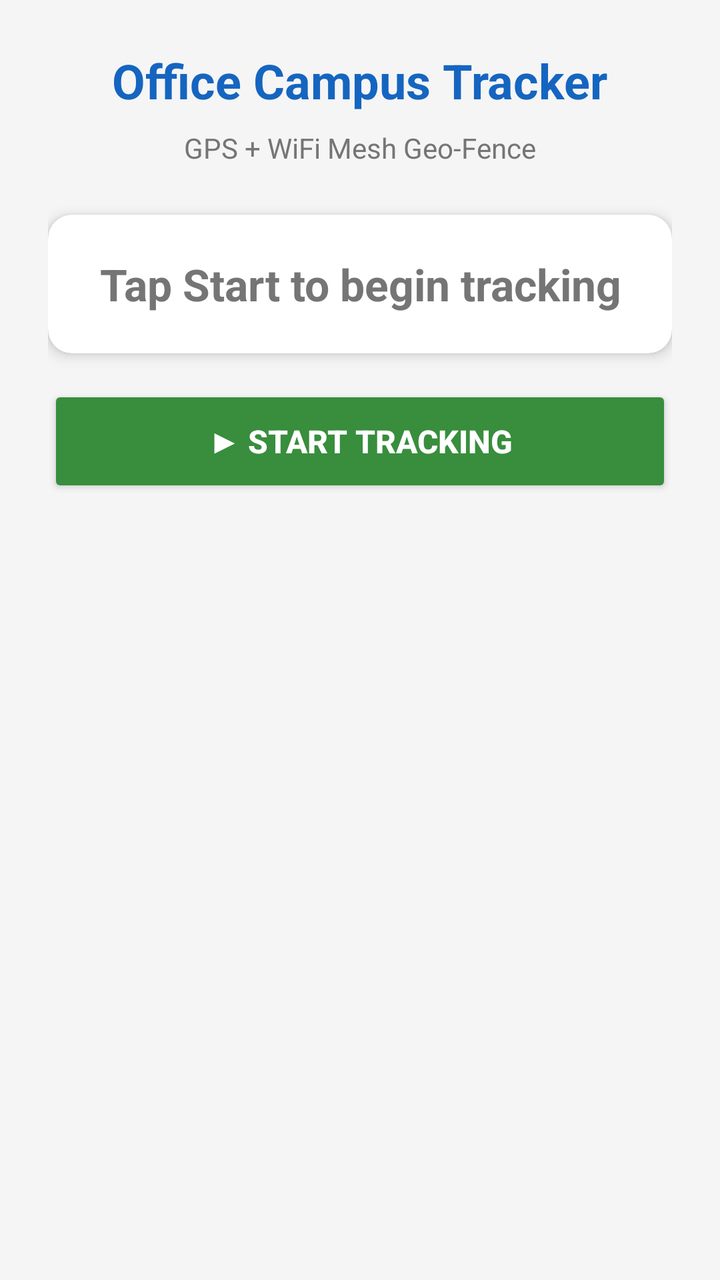
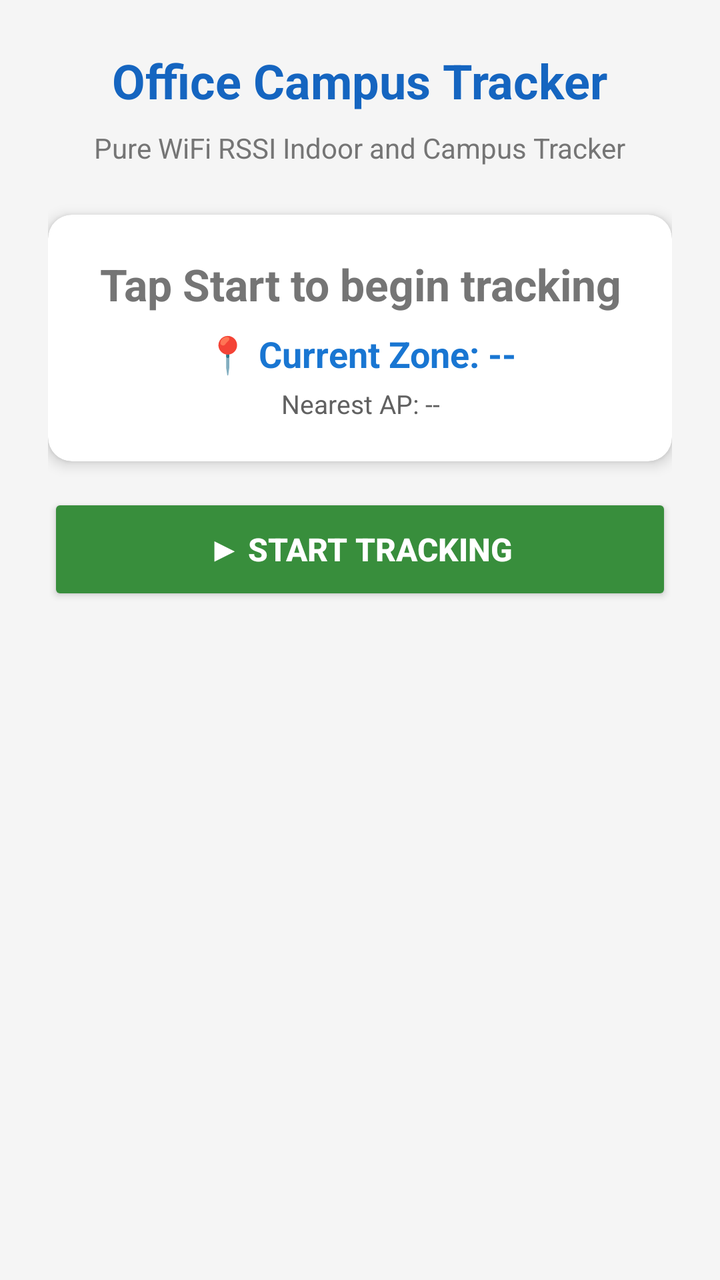

Two renders of the same Android screen: before a commit and after it. Below are the layout's source before the change and the commit's diff.
<!-- AndroidManifest.xml: application theme Theme.AppCompat.Light.DarkActionBar -->
<!-- res/layout/activity_main.xml -->
<?xml version="1.0" encoding="utf-8"?>
<ScrollView
    xmlns:android="http://schemas.android.com/apk/res/android"
    xmlns:app="http://schemas.android.com/apk/res-auto"
    android:layout_width="match_parent"
    android:layout_height="match_parent"
    android:background="#F5F5F5">

    <LinearLayout
        android:layout_width="match_parent"
        android:layout_height="wrap_content"
        android:orientation="vertical"
        android:padding="24dp"
        android:gravity="center_horizontal">

        
        <TextView
            android:layout_width="wrap_content"
            android:layout_height="wrap_content"
            android:text="Office Campus Tracker"
            android:textSize="24sp"
            android:textStyle="bold"
            android:textColor="#1565C0"
            android:layout_marginBottom="8dp" />

        <TextView
            android:layout_width="wrap_content"
            android:layout_height="wrap_content"
            android:text="GPS + WiFi Mesh Geo-Fence"
            android:textSize="14sp"
            android:textColor="#757575"
            android:layout_marginBottom="24dp" />

        
        <androidx.cardview.widget.CardView
            android:layout_width="match_parent"
            android:layout_height="wrap_content"
            android:layout_marginBottom="16dp"
            app:cardCornerRadius="12dp"
            app:cardElevation="4dp">

            <LinearLayout
                android:layout_width="match_parent"
                android:layout_height="wrap_content"
                android:orientation="vertical"
                android:padding="20dp"
                android:gravity="center">

                <TextView
                    android:id="@+id/tv_status"
                    android:layout_width="wrap_content"
                    android:layout_height="wrap_content"
                    android:text="Tap Start to begin tracking"
                    android:textSize="22sp"
                    android:textStyle="bold"
                    android:textColor="#757575"
                    android:gravity="center" />

            </LinearLayout>
        </androidx.cardview.widget.CardView>

        
        <Button
            android:id="@+id/btn_toggle_tracking"
            android:layout_width="match_parent"
            android:layout_height="56dp"
            android:text="▶ Start Tracking"
            android:textColor="#FFFFFF"
            android:textSize="16sp"
            android:textStyle="bold"
            android:backgroundTint="#388E3C"
            android:layout_marginBottom="24dp" />

        
        <LinearLayout
            android:id="@+id/layout_details"
            android:layout_width="match_parent"
            android:layout_height="wrap_content"
            android:orientation="vertical"
            android:visibility="gone">

            
            <androidx.cardview.widget.CardView
                android:layout_width="match_parent"
                android:layout_height="wrap_content"
                android:layout_marginBottom="12dp"
                app:cardCornerRadius="8dp"
                app:cardElevation="2dp">

                <LinearLayout
                    android:layout_width="match_parent"
                    android:layout_height="wrap_content"
                    android:orientation="vertical"
                    android:padding="16dp">

                    <TextView
                        android:id="@+id/tv_confidence"
                        android:layout_width="wrap_content"
                        android:layout_height="wrap_content"
                        android:text="Combined Confidence: --"
                        android:textSize="16sp"
                        android:textStyle="bold"
                        android:textColor="#1565C0"
                        android:layout_marginBottom="8dp" />

                    <ProgressBar
                        android:id="@+id/progress_confidence"
                        style="?android:attr/progressBarStyleHorizontal"
                        android:layout_width="match_parent"
                        android:layout_height="12dp"
                        android:max="100"
                        android:progress="0"
                        android:progressTint="#1565C0" />

                </LinearLayout>
            </androidx.cardview.widget.CardView>

            
            <androidx.cardview.widget.CardView
                android:layout_width="match_parent"
                android:layout_height="wrap_content"
                android:layout_marginBottom="12dp"
                app:cardCornerRadius="8dp"
                app:cardElevation="2dp">

                <LinearLayout
                    android:layout_width="match_parent"
                    android:layout_height="wrap_content"
                    android:orientation="vertical"
                    android:padding="16dp">

                    <TextView
                        android:id="@+id/tv_gps_score"
                        android:layout_width="wrap_content"
                        android:layout_height="wrap_content"
                        android:text="GPS Score: --"
                        android:textSize="14sp"
                        android:textColor="#2E7D32"
                        android:layout_marginBottom="8dp" />

                    <ProgressBar
                        android:id="@+id/progress_gps"
                        style="?android:attr/progressBarStyleHorizontal"
                        android:layout_width="match_parent"
                        android:layout_height="8dp"
                        android:max="100"
                        android:progress="0"
                        android:progressTint="#43A047" />

                </LinearLayout>
            </androidx.cardview.widget.CardView>

            
            <androidx.cardview.widget.CardView
                android:layout_width="match_parent"
                android:layout_height="wrap_content"
                android:layout_marginBottom="12dp"
                app:cardCornerRadius="8dp"
                app:cardElevation="2dp">

                <LinearLayout
                    android:layout_width="match_parent"
                    android:layout_height="wrap_content"
                    android:orientation="vertical"
                    android:padding="16dp">

                    <TextView
                        android:id="@+id/tv_wifi_score"
                        android:layout_width="wrap_content"
                        android:layout_height="wrap_content"
                        android:text="WiFi Mesh Score: --"
                        android:textSize="14sp"
                        android:textColor="#E65100"
                        android:layout_marginBottom="8dp" />

                    <ProgressBar
                        android:id="@+id/progress_wifi"
                        style="?android:attr/progressBarStyleHorizontal"
                        android:layout_width="match_parent"
                        android:layout_height="8dp"
                        android:max="100"
                        android:progress="0"
                        android:progressTint="#EF6C00" />

                </LinearLayout>
            </androidx.cardview.widget.CardView>

            
            <androidx.cardview.widget.CardView
                android:layout_width="match_parent"
                android:layout_height="wrap_content"
                android:layout_marginBottom="12dp"
                app:cardCornerRadius="8dp"
                app:cardElevation="2dp">

                <LinearLayout
                    android:layout_width="match_parent"
                    android:layout_height="wrap_content"
                    android:orientation="vertical"
                    android:padding="16dp">

                    <TextView
                        android:layout_width="wrap_content"
                        android:layout_height="wrap_content"
                        android:text="Details"
                        android:textSize="16sp"
                        android:textStyle="bold"
                        android:textColor="#37474F"
                        android:layout_marginBottom="12dp" />

                    <TextView
                        android:id="@+id/tv_distance"
                        android:layout_width="wrap_content"
                        android:layout_height="wrap_content"
                        android:text="Distance from center: --"
                        android:textSize="14sp"
                        android:textColor="#455A64"
                        android:layout_marginBottom="6dp"
                        android:drawableStart="@android:drawable/ic_menu_compass"
                        android:drawablePadding="8dp" />

                    <TextView
                        android:id="@+id/tv_mesh_aps"
                        android:layout_width="wrap_content"
                        android:layout_height="wrap_content"
                        android:text="Visible mesh APs: --"
                        android:textSize="14sp"
                        android:textColor="#455A64"
                        android:layout_marginBottom="6dp"
                        android:drawableStart="@android:drawable/ic_menu_mapmode"
                        android:drawablePadding="8dp" />

                    <TextView
                        android:id="@+id/tv_connected"
                        android:layout_width="wrap_content"
                        android:layout_height="wrap_content"
                        android:text="Connected to mesh: --"
                        android:textSize="14sp"
                        android:textColor="#455A64"
                        android:drawableStart="@android:drawable/ic_menu_share"
                        android:drawablePadding="8dp" />

                </LinearLayout>
            </androidx.cardview.widget.CardView>

        </LinearLayout>

    </LinearLayout>
</ScrollView>
<!-- resources referenced by this layout -->
<resources>

</resources>

<!-- the commit's change to res/layout/activity_main.xml (unified diff, before → after) -->
@@ -1,7 +1,6 @@
 <?xml version="1.0" encoding="utf-8"?>
 <ScrollView
     xmlns:android="http://schemas.android.com/apk/res/android"
-    xmlns:app="http://schemas.android.com/apk/res-auto"
     android:layout_width="match_parent"
     android:layout_height="match_parent"
     android:background="#F5F5F5">
@@ -26,10 +25,73 @@
         <TextView
             android:layout_width="wrap_content"
             android:layout_height="wrap_content"
-            android:text="GPS + WiFi Mesh Geo-Fence"
+            android:text="Pure WiFi RSSI Indoor and Campus Tracker"
             android:textSize="14sp"
             android:textColor="#757575"
             android:layout_marginBottom="24dp" />
+
+        
+        <androidx.cardview.widget.CardView
+            android:id="@+id/card_location_warning"
+            android:layout_width="match_parent"
+            android:layout_height="wrap_content"
+            android:layout_marginBottom="16dp"
+            android:visibility="gone"
+            app:cardCornerRadius="12dp"
+            app:cardElevation="3dp"
+            app:cardBackgroundColor="#FFF3E0"
+            xmlns:app="http://schemas.android.com/apk/res-auto">
+
+            <LinearLayout
+                android:layout_width="match_parent"
+                android:layout_height="wrap_content"
+                android:orientation="vertical"
+                android:padding="16dp">
+
+                <LinearLayout
+                    android:layout_width="match_parent"
+                    android:layout_height="wrap_content"
+                    android:orientation="horizontal"
+                    android:gravity="center_vertical">
+
+                    <TextView
+                        android:layout_width="wrap_content"
+                        android:layout_height="wrap_content"
+                        android:text="⚠️"
+                        android:textSize="22sp"
+                        android:layout_marginEnd="10dp" />
+
+                    <TextView
+                        android:layout_width="0dp"
+                        android:layout_height="wrap_content"
+                        android:layout_weight="1"
+                        android:text="System Location Switch is OFF"
+                        android:textSize="15sp"
+                        android:textStyle="bold"
+                        android:textColor="#E65100" />
+                </LinearLayout>
+
+                <TextView
+                    android:layout_width="match_parent"
+                    android:layout_height="wrap_content"
+                    android:text="Android OS blocks Wi-Fi scanning when the system Location toggle in Quick Settings is OFF. Turn it ON to scan for campus Wi-Fi nodes. (No GPS is used)."
+                    android:textSize="12sp"
+                    android:textColor="#5D4037"
+                    android:layout_marginTop="6dp"
+                    android:layout_marginBottom="12dp" />
+
+                <Button
+                    android:id="@+id/btn_enable_location"
+                    android:layout_width="match_parent"
+                    android:layout_height="44dp"
+                    android:text="⚙️ Open Settings to Turn On Location"
+                    android:textSize="13sp"
+                    android:textStyle="bold"
+                    android:textColor="#FFFFFF"
+                    android:backgroundTint="#EF6C00" />
+
+            </LinearLayout>
+        </androidx.cardview.widget.CardView>
 
         
         <androidx.cardview.widget.CardView
@@ -37,7 +99,8 @@
             android:layout_height="wrap_content"
             android:layout_marginBottom="16dp"
             app:cardCornerRadius="12dp"
-            app:cardElevation="4dp">
+            app:cardElevation="4dp"
+            xmlns:app="http://schemas.android.com/apk/res-auto">
 
             <LinearLayout
                 android:layout_width="match_parent"
@@ -54,6 +117,27 @@
                     android:textSize="22sp"
                     android:textStyle="bold"
                     android:textColor="#757575"
+                    android:gravity="center" />
+
+                <TextView
+                    android:id="@+id/tv_current_zone"
+                    android:layout_width="wrap_content"
+                    android:layout_height="wrap_content"
+                    android:text="📍 Current Zone: --"
+                    android:textSize="18sp"
+                    android:textStyle="bold"
+                    android:textColor="#1976D2"
+                    android:layout_marginTop="8dp"
+                    android:gravity="center" />
+
+                <TextView
+                    android:id="@+id/tv_nearest_ap"
+                    android:layout_width="wrap_content"
+                    android:layout_height="wrap_content"
+                    android:text="Nearest AP: --"
+                    android:textSize="13sp"
+                    android:textColor="#616161"
+                    android:layout_marginTop="4dp"
                     android:gravity="center" />
 
             </LinearLayout>
@@ -85,7 +169,8 @@
                 android:layout_height="wrap_content"
                 android:layout_marginBottom="12dp"
                 app:cardCornerRadius="8dp"
-                app:cardElevation="2dp">
+                app:cardElevation="2dp"
+                xmlns:app="http://schemas.android.com/apk/res-auto">
 
                 <LinearLayout
                     android:layout_width="match_parent"
@@ -121,7 +206,8 @@
                 android:layout_height="wrap_content"
                 android:layout_marginBottom="12dp"
                 app:cardCornerRadius="8dp"
-                app:cardElevation="2dp">
+                app:cardElevation="2dp"
+                xmlns:app="http://schemas.android.com/apk/res-auto">
 
                 <LinearLayout
                     android:layout_width="match_parent"
@@ -130,45 +216,10 @@
                     android:padding="16dp">
 
                     <TextView
-                        android:id="@+id/tv_gps_score"
-                        android:layout_width="wrap_content"
-                        android:layout_height="wrap_content"
-                        android:text="GPS Score: --"
-                        android:textSize="14sp"
-                        android:textColor="#2E7D32"
-                        android:layout_marginBottom="8dp" />
-
-                    <ProgressBar
-                        android:id="@+id/progress_gps"
-                        style="?android:attr/progressBarStyleHorizontal"
-                        android:layout_width="match_parent"
-                        android:layout_height="8dp"
-                        android:max="100"
-                        android:progress="0"
-                        android:progressTint="#43A047" />
-
-                </LinearLayout>
-            </androidx.cardview.widget.CardView>
-
-            
-            <androidx.cardview.widget.CardView
-                android:layout_width="match_parent"
-                android:layout_height="wrap_content"
-                android:layout_marginBottom="12dp"
-                app:cardCornerRadius="8dp"
-                app:cardElevation="2dp">
-
-                <LinearLayout
-                    android:layout_width="match_parent"
-                    android:layout_height="wrap_content"
-                    android:orientation="vertical"
-                    android:padding="16dp">
-
-                    <TextView
                         android:id="@+id/tv_wifi_score"
                         android:layout_width="wrap_content"
                         android:layout_height="wrap_content"
-                        android:text="WiFi Mesh Score: --"
+                        android:text="WiFi RSSI Confidence: --"
                         android:textSize="14sp"
                         android:textColor="#E65100"
                         android:layout_marginBottom="8dp" />
@@ -191,7 +242,8 @@
                 android:layout_height="wrap_content"
                 android:layout_marginBottom="12dp"
                 app:cardCornerRadius="8dp"
-                app:cardElevation="2dp">
+                app:cardElevation="2dp"
+                xmlns:app="http://schemas.android.com/apk/res-auto">
 
                 <LinearLayout
                     android:layout_width="match_parent"
@@ -207,17 +259,6 @@
                         android:textStyle="bold"
                         android:textColor="#37474F"
                         android:layout_marginBottom="12dp" />
-
-                    <TextView
-                        android:id="@+id/tv_distance"
-                        android:layout_width="wrap_content"
-                        android:layout_height="wrap_content"
-                        android:text="Distance from center: --"
-                        android:textSize="14sp"
-                        android:textColor="#455A64"
-                        android:layout_marginBottom="6dp"
-                        android:drawableStart="@android:drawable/ic_menu_compass"
-                        android:drawablePadding="8dp" />
 
                     <TextView
                         android:id="@+id/tv_mesh_aps"
@@ -231,10 +272,10 @@
                         android:drawablePadding="8dp" />
 
                     <TextView
-                        android:id="@+id/tv_connected"
-                        android:layout_width="wrap_content"
-                        android:layout_height="wrap_content"
-                        android:text="Connected to mesh: --"
+                        android:id="@+id/tv_avg_signal"
+                        android:layout_width="wrap_content"
+                        android:layout_height="wrap_content"
+                        android:text="Avg signal strength: --"
                         android:textSize="14sp"
                         android:textColor="#455A64"
                         android:drawableStart="@android:drawable/ic_menu_share"
@@ -243,6 +284,119 @@
                 </LinearLayout>
             </androidx.cardview.widget.CardView>
 
+            
+            <androidx.cardview.widget.CardView
+                android:layout_width="match_parent"
+                android:layout_height="wrap_content"
+                android:layout_marginBottom="12dp"
+                app:cardCornerRadius="8dp"
+                app:cardElevation="2dp"
+                xmlns:app="http://schemas.android.com/apk/res-auto">
+
+                <LinearLayout
+                    android:layout_width="match_parent"
+                    android:layout_height="wrap_content"
+                    android:orientation="vertical"
+                    android:padding="16dp">
+
+                    <TextView
+                        android:layout_width="wrap_content"
+                        android:layout_height="wrap_content"
+                        android:text="Campus Floor WiFi Nodes"
+                        android:textSize="16sp"
+                        android:textStyle="bold"
+                        android:textColor="#0D47A1"
+                        android:layout_marginBottom="12dp" />
+
+                    
+                    <TextView
+                        android:id="@+id/tv_node1_info"
+                        android:layout_width="wrap_content"
+                        android:layout_height="wrap_content"
+                        android:text="Node 1: RECEPTION (OFFICE_RECEPTION)"
+                        android:textSize="13sp"
+                        android:textStyle="bold"
+                        android:textColor="#212121" />
+
+                    <TextView
+                        android:id="@+id/tv_node1_signal"
+                        android:layout_width="wrap_content"
+                        android:layout_height="wrap_content"
+                        android:text="Signal: Not detected (58:BF:25:92:F3:41)"
+                        android:textSize="12sp"
+                        android:textColor="#757575"
+                        android:layout_marginBottom="4dp" />
+
+                    <ProgressBar
+                        android:id="@+id/progress_node1"
+                        style="?android:attr/progressBarStyleHorizontal"
+                        android:layout_width="match_parent"
+                        android:layout_height="6dp"
+                        android:max="100"
+                        android:progress="0"
+                        android:progressTint="#1976D2"
+                        android:layout_marginBottom="12dp" />
+
+                    
+                    <TextView
+                        android:id="@+id/tv_node2_info"
+                        android:layout_width="wrap_content"
+                        android:layout_height="wrap_content"
+                        android:text="Node 2: FLOOR 1 (OFFICE_FLOOR1)"
+                        android:textSize="13sp"
+                        android:textStyle="bold"
+                        android:textColor="#212121" />
+
+                    <TextView
+                        android:id="@+id/tv_node2_signal"
+                        android:layout_width="wrap_content"
+                        android:layout_height="wrap_content"
+                        android:text="Signal: Not detected (88:13:BF:09:D6:55)"
+                        android:textSize="12sp"
+                        android:textColor="#757575"
+                        android:layout_marginBottom="4dp" />
+
+                    <ProgressBar
+                        android:id="@+id/progress_node2"
+                        style="?android:attr/progressBarStyleHorizontal"
+                        android:layout_width="match_parent"
+                        android:layout_height="6dp"
+                        android:max="100"
+                        android:progress="0"
+                        android:progressTint="#388E3C"
+                        android:layout_marginBottom="12dp" />
+
+                    
+                    <TextView
+                        android:id="@+id/tv_node3_info"
+                        android:layout_width="wrap_content"
+                        android:layout_height="wrap_content"
+                        android:text="Node 3: FLOOR 2 (OFFICE_FLOOR2)"
+                        android:textSize="13sp"
+                        android:textStyle="bold"
+                        android:textColor="#212121" />
+
+                    <TextView
+                        android:id="@+id/tv_node3_signal"
+                        android:layout_width="wrap_content"
+                        android:layout_height="wrap_content"
+                        android:text="Signal: Not detected (8C:94:DF:6D:73:81)"
+                        android:textSize="12sp"
+                        android:textColor="#757575"
+                        android:layout_marginBottom="4dp" />
+
+                    <ProgressBar
+                        android:id="@+id/progress_node3"
+                        style="?android:attr/progressBarStyleHorizontal"
+                        android:layout_width="match_parent"
+                        android:layout_height="6dp"
+                        android:max="100"
+                        android:progress="0"
+                        android:progressTint="#F57C00" />
+
+                </LinearLayout>
+            </androidx.cardview.widget.CardView>
+
         </LinearLayout>
 
     </LinearLayout>
